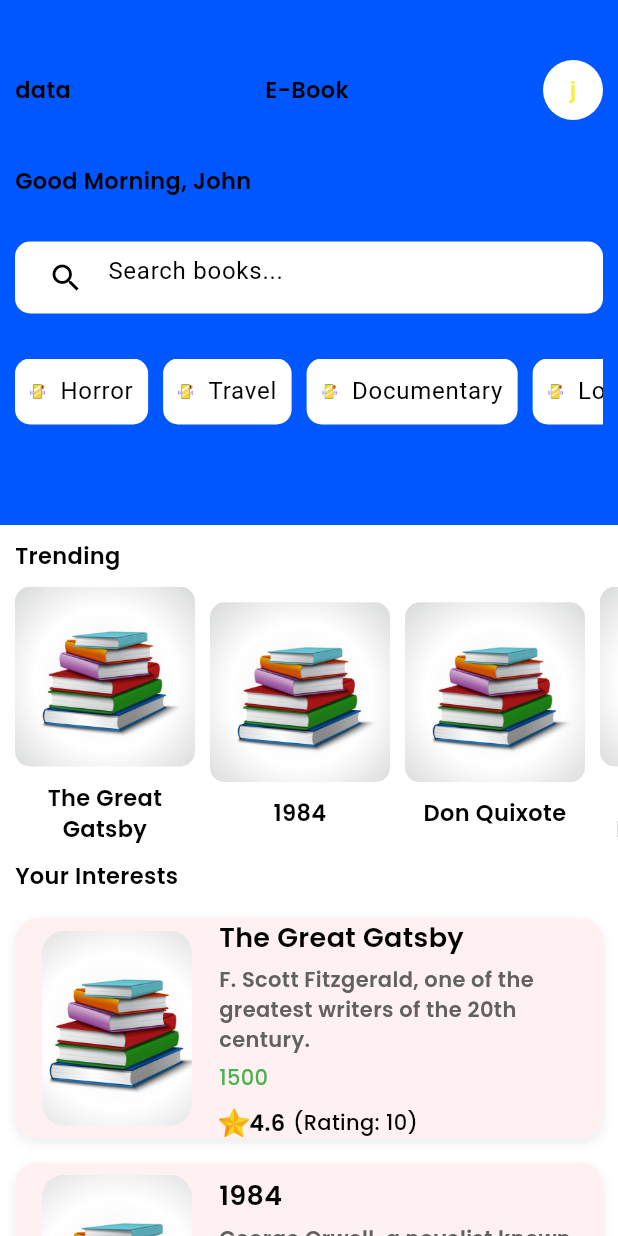
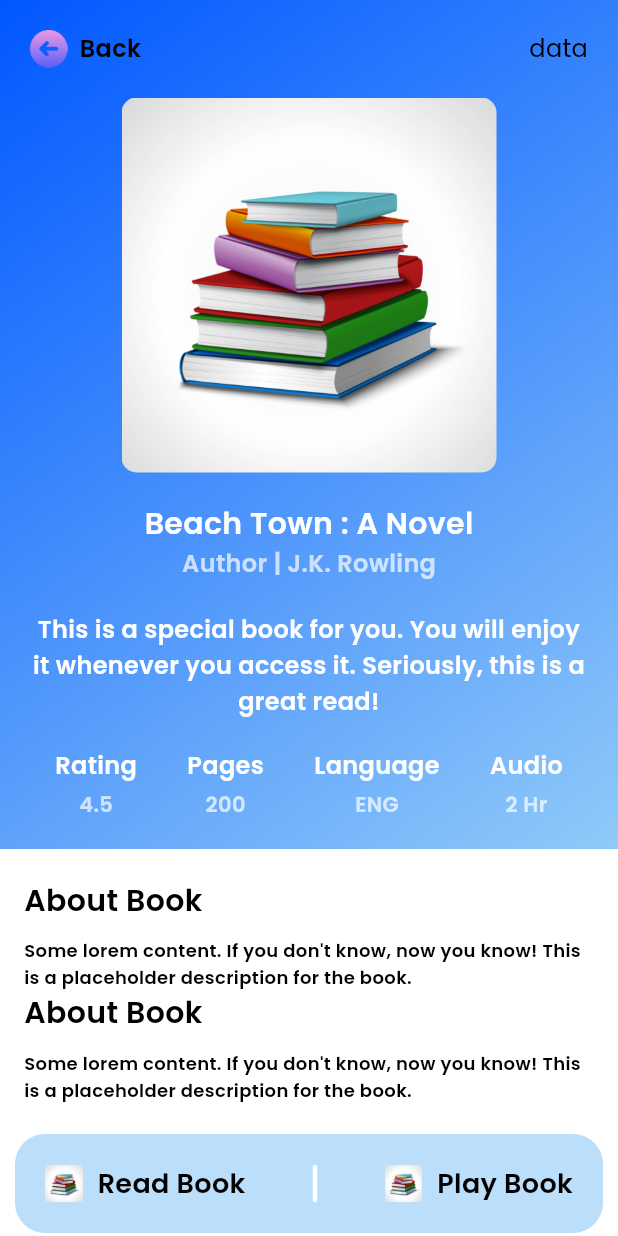
Before and after one commit to jawwad0931/Flutter-Book-App, a Flutter app: the screen it shows after launch, after a tap on "Continue", after a tap on "The Great Gatsby", on a phone screen of 412 x 824 dp. Run offline on Flutter 3.47's test engine with Material 3 defaults, Android fonts, the light colour scheme and no system bars; our stand-ins replace get.

Commit message:
late night

```diff
--- /dev/null
+++ b/lib/Components/BackButton.dart
@@ -0,0 +1,43 @@
+import 'package:flutter/material.dart';
+import 'package:get/get.dart';
+
+class MyBackButton extends StatelessWidget {
+  const MyBackButton({super.key});
+
+  @override
+  Widget build(BuildContext context) {
+    return InkWell(
+      onTap: () {
+        // yeh get basically routing ka kaam kar raha hai
+        Get.back();
+      },
+      child: Row(
+        children: [
+          Image.asset(
+            "Assets/icons/backs.png",
+            height: 25,
+            width: 25,
+          ),
+          const SizedBox(
+            width: 8, // Add some space between the icon and text
+          ),
+          const Text(
+            "Back",
+            style: TextStyle(
+              fontSize: 16, // Customize the font size
+              fontWeight: FontWeight.bold, // Optional: Make the text bold
+            ),
+          ),
+          const Spacer(), // Pushes the following text to the right
+          const Text(
+            "data",
+            style: TextStyle(
+              fontSize: 16, // Customize the font size
+              fontWeight: FontWeight.normal, // Optional: Adjust text styling
+            ),
+          ),
+        ],
+      ),
+    );
+  }
+}
--- a/lib/Components/PrimaryButton.dart
+++ b/lib/Components/PrimaryButton.dart
@@ -11,7 +11,7 @@ class Primarybutton extends StatelessWidget {
       onTap: onTap,
       child: Container(
         height: 30,
-        padding: EdgeInsets.all(5),
+        padding: const EdgeInsets.all(5),
         decoration: BoxDecoration(
           color: Theme.of(context).colorScheme.primary,
         ),
--- a/lib/Models/bookModel.dart
+++ b/lib/Models/bookModel.dart
@@ -87,22 +87,22 @@ class BookModel {
   }
 
   Map<String, dynamic> toJson() {
-    final Map<String, dynamic> _data = <String, dynamic>{};
-    _data["id"] = id;
-    _data["title"] = title;
-    _data["description"] = description;
-    _data["rating"] = rating;
-    _data["pages"] = pages;
-    _data["language"] = language;
-    _data["audioLen"] = audioLen;
-    _data["author"] = author;
-    _data["aboutAuthor"] = aboutAuthor;
-    _data["bookurl"] = bookurl;
-    _data["audiourl"] = audiourl;
-    _data["category"] = category;
-    _data["price"] = price;
-    _data["numberofRating"] = numberofRating;
-    _data["coverUrl"] = coverUrl; // Add coverUrl to JSON
-    return _data;
+    final Map<String, dynamic> data = <String, dynamic>{};
+    data["id"] = id;
+    data["title"] = title;
+    data["description"] = description;
+    data["rating"] = rating;
+    data["pages"] = pages;
+    data["language"] = language;
+    data["audioLen"] = audioLen;
+    data["author"] = author;
+    data["aboutAuthor"] = aboutAuthor;
+    data["bookurl"] = bookurl;
+    data["audiourl"] = audiourl;
+    data["category"] = category;
+    data["price"] = price;
+    data["numberofRating"] = numberofRating;
+    data["coverUrl"] = coverUrl; // Add coverUrl to JSON
+    return data;
   }
 }
--- /dev/null
+++ b/lib/Pages/BookDetails/BookActionBtn.dart
@@ -0,0 +1,73 @@
+import 'package:bookstore_app/Pages/BookPage/Bookpage.dart';
+import 'package:flutter/material.dart';
+import 'package:get/get.dart';
+import 'package:get/get_core/src/get_main.dart';
+
+class BookActionBtn extends StatelessWidget {
+  const BookActionBtn({super.key});
+
+  @override
+  Widget build(BuildContext context) {
+    return Container(
+      decoration: BoxDecoration(
+        color: Colors.blue.shade100,
+        borderRadius: BorderRadius.circular(20), // Add border radius
+      ),
+      padding: const EdgeInsets.all(20),
+      child: Row(
+        mainAxisAlignment: MainAxisAlignment.spaceBetween, // Space items apart
+        children: [
+          // First Image and Text
+          InkWell(
+            onTap: () {
+              Get.to(const BookPage());
+            },
+            child: Row(
+              children: [
+                Image.asset(
+                  "Assets/images/4735.jpg",
+                  width: 25,
+                  height: 25,
+                ),
+                const SizedBox(width: 10), // Space between image and text
+                const Text(
+                  "Read Book",
+                  style: TextStyle(
+                    fontSize: 18, // Adjust font size if needed
+                    fontWeight: FontWeight.bold, // Make the text bold
+                  ),
+                ),
+              ],
+            ),
+          ),
+          Container(
+            height: 25,
+            width: 3,
+            decoration: BoxDecoration(
+              color: Colors.white,
+              borderRadius: BorderRadius.circular(10),
+            ),
+          ),
+          // Second Image and Text
+          Row(
+            children: [
+              Image.asset(
+                "Assets/images/4735.jpg",
+                width: 25,
+                height: 25,
+              ),
+              const SizedBox(width: 10), // Space between image and text
+              const Text(
+                "Play Book",
+                style: TextStyle(
+                  fontSize: 18, // Adjust font size if needed
+                  fontWeight: FontWeight.bold, // Make the text bold
+                ),
+              ),
+            ],
+          ),
+        ],
+      ),
+    );
+  }
+}
--- /dev/null
+++ b/lib/Pages/BookDetails/BookDetail.dart
@@ -0,0 +1,68 @@
+import 'package:bookstore_app/Pages/BookDetails/BookActionBtn.dart';
+import 'package:bookstore_app/Pages/BookDetails/HeaderWidget.dart';
+import 'package:flutter/material.dart';
+
+class BookDetails extends StatelessWidget {
+  const BookDetails({super.key});
+
+  @override
+  Widget build(BuildContext context) {
+    return Scaffold(
+      body: SingleChildScrollView(
+        child: Column(
+          crossAxisAlignment: CrossAxisAlignment.start,
+          children: [
+            // Header Section
+            Container(
+              child: const BookDetailHeader(),
+            ),
+            const SizedBox(height: 20),
+
+            // About Book Section
+            const Padding(
+              padding: EdgeInsets.symmetric(horizontal: 16.0),
+              child: Column(
+                crossAxisAlignment: CrossAxisAlignment.start,
+                children: [
+                  Text(
+                    "About Book",
+                    style: TextStyle(
+                      fontSize: 20,
+                      fontWeight: FontWeight.bold,
+                    ),
+                  ),
+                  SizedBox(height: 10),
+                  Text(
+                    "Some lorem content. If you don't know, now you know! This is a placeholder description for the book.",
+                    style: TextStyle(
+                      fontSize: 12,
+                      height: 1.5, // Improves text readability
+                    ),
+                  ),
+                  // Ye iske neechay  uper wala code hi duplicate kiya gaya hai
+                  Text(
+                    "About Book",
+                    style: TextStyle(
+                      fontSize: 20,
+                      fontWeight: FontWeight.bold,
+                    ),
+                  ),
+                  SizedBox(height: 10),
+                  Text(
+                    "Some lorem content. If you don't know, now you know! This is a placeholder description for the book.",
+                    style: TextStyle(
+                      fontSize: 12,
+                      height: 1.5, // Improves text readability
+                    ),
+                  ),
+                ],
+              ),
+            ),
+            const SizedBox(height: 10),
+            const Padding(padding: EdgeInsets.all(10), child: BookActionBtn())
+          ],
+        ),
+      ),
+    );
+  }
+}
--- /dev/null
+++ b/lib/Pages/BookDetails/HeaderWidget.dart
@@ -0,0 +1,162 @@
+import 'package:bookstore_app/Components/BackButton.dart';
+import 'package:flutter/material.dart';
+
+class BookDetailHeader extends StatelessWidget {
+  const BookDetailHeader({super.key});
+
+  @override
+  Widget build(BuildContext context) {
+    return Column(
+      children: [
+        // Top Section with Back Button, Image, Title, Description, and Details
+        Container(
+          padding: const EdgeInsets.all(20),
+          decoration: BoxDecoration(
+            gradient: LinearGradient(
+              colors: [
+                Theme.of(context).colorScheme.primary,
+                Colors.blue.shade200,
+              ],
+              begin: Alignment.topLeft,
+              end: Alignment.bottomRight,
+            ),
+          ),
+          child: Column(
+            crossAxisAlignment: CrossAxisAlignment.start,
+            children: [
+              const MyBackButton(),
+              const SizedBox(height: 20),
+              Center(
+                child: ClipRRect(
+                  borderRadius: BorderRadius.circular(10),
+                  child: Image.asset(
+                    "Assets/images/4735.jpg",
+                    width: 250,
+                    height: 250,
+                    fit: BoxFit.cover,
+                  ),
+                ),
+              ),
+              const SizedBox(height: 20),
+              const Center(
+                child: Text(
+                  "Beach Town : A Novel",
+                  style: TextStyle(
+                    fontSize: 20,
+                    fontWeight: FontWeight.bold,
+                    color: Colors.white,
+                  ),
+                ),
+              ),
+              const Center(
+                child: Text(
+                  "Author | J.K. Rowling",
+                  style: TextStyle(
+                    fontSize: 16,
+                    color: Colors.white70,
+                  ),
+                ),
+              ),
+              const SizedBox(height: 20),
+              const Text(
+                "This is a special book for you. You will enjoy it whenever you access it. Seriously, this is a great read!",
+                style: TextStyle(
+                  fontSize: 16,
+                  color: Colors.white,
+                  height: 1.5,
+                ),
+                textAlign: TextAlign.center,
+              ),
+              const SizedBox(height: 20),
+              const Row(
+                mainAxisAlignment: MainAxisAlignment.spaceAround,
+                children: [
+                  Column(
+                    children: [
+                      Text(
+                        "Rating",
+                        style: TextStyle(
+                          fontSize: 16,
+                          fontWeight: FontWeight.bold,
+                          color: Colors.white,
+                        ),
+                      ),
+                      SizedBox(height: 4),
+                      Text(
+                        "4.5",
+                        style: TextStyle(
+                          fontSize: 14,
+                          color: Colors.white70,
+                        ),
+                      ),
+                    ],
+                  ),
+                  Column(
+                    children: [
+                      Text(
+                        "Pages",
+                        style: TextStyle(
+                          fontSize: 16,
+                          fontWeight: FontWeight.bold,
+                          color: Colors.white,
+                        ),
+                      ),
+                      SizedBox(height: 4),
+                      Text(
+                        "200",
+                        style: TextStyle(
+                          fontSize: 14,
+                          color: Colors.white70,
+                        ),
+                      ),
+                    ],
+                  ),
+                  Column(
+                    children: [
+                      Text(
+                        "Language",
+                        style: TextStyle(
+                          fontSize: 16,
+                          fontWeight: FontWeight.bold,
+                          color: Colors.white,
+                        ),
+                      ),
+                      SizedBox(height: 4),
+                      Text(
+                        "ENG",
+                        style: TextStyle(
+                          fontSize: 14,
+                          color: Colors.white70,
+                        ),
+                      ),
+                    ],
+                  ),
+                  Column(
+                    children: [
+                      Text(
+                        "Audio",
+                        style: TextStyle(
+                          fontSize: 16,
+                          fontWeight: FontWeight.bold,
+                          color: Colors.white,
+                        ),
+                      ),
+                      SizedBox(height: 4),
+                      Text(
+                        "2 Hr",
+                        style: TextStyle(
+                          fontSize: 14,
+                          color: Colors.white70,
+                        ),
+                      ),
+                    ],
+                  ),
+                ],
+              ),
+            ],
+          ),
+        ),
+      ],
+    );
+  }
+}
--- /dev/null
+++ b/lib/Pages/BookPage/Bookpage.dart
@@ -0,0 +1,28 @@
+import 'package:flutter/material.dart';
+
+class BookPage extends StatefulWidget {
+  const BookPage({super.key});
+
+  @override
+  State<BookPage> createState() => _BookPageState();
+}
+
+class _BookPageState extends State<BookPage> {
+  @override
+  Widget build(BuildContext context) {
+    return Scaffold(
+      appBar: AppBar(
+        leading: const BackButton(
+          color: Color.fromARGB(244, 255, 253, 253),
+        ),
+        backgroundColor: Theme.of(context).colorScheme.primary,
+        title: const Text(
+          "Book Page",
+          style: TextStyle(color: Colors.white),
+        ),
+        centerTitle: true,
+      ),
+      body: const Text("Data"),
+    );
+  }
+}
--- a/lib/Pages/HomePage/HomePage.dart
+++ b/lib/Pages/HomePage/HomePage.dart
@@ -1,11 +1,14 @@
 import 'package:bookstore_app/Components/BookCard.dart';
 import 'package:bookstore_app/Components/BookTile.dart';
 import 'package:bookstore_app/Models/Data.dart';
+import 'package:bookstore_app/Pages/BookDetails/BookDetail.dart';
 import 'package:bookstore_app/Pages/HomePage/widget/Appbar.dart';
 import 'package:bookstore_app/Pages/HomePage/widget/categorywidget.dart';
 import 'package:bookstore_app/Pages/HomePage/widget/greeting.dart';
 import 'package:bookstore_app/Pages/HomePage/widget/myInputfield.dart';
 import 'package:flutter/material.dart';
+import 'package:get/get.dart';
+import 'package:get/get_core/src/get_main.dart';
 
 class HomePage extends StatelessWidget {
   const HomePage({super.key});
@@ -68,7 +71,9 @@ class HomePage extends StatelessWidget {
                     .map((e) => BookCard(
                           coverUrl: e.coverUrl!,
                           title: e.title!,
-                          onTap: () {},
+                          onTap: () {
+                            Get.to(const BookDetails());
+                          },
                         ))
                     .toList(),
               ),
--- a/lib/Pages/HomePage/widget/Appbar.dart
+++ b/lib/Pages/HomePage/widget/Appbar.dart
@@ -12,10 +12,10 @@ class HomeAppBar extends StatelessWidget {
         // SvgPicture.asset(
         //   "assets/images/4735.svg",
         // )
-        Text("data"),
-        Text("E-Book"),
+        const Text("data"),
+        const Text("E-Book"),
         CircleAvatar(
-          backgroundColor: Theme.of(context).colorScheme.background,
+          backgroundColor: Theme.of(context).colorScheme.surface,
           child: const Text("j",
               style: TextStyle(
                 color: Colors.yellow,
--- a/lib/Pages/HomePage/widget/categoryWidget.dart
+++ b/lib/Pages/HomePage/widget/categoryWidget.dart
@@ -15,7 +15,7 @@ class CategoryWidget extends StatelessWidget {
         child: Container(
           padding: const EdgeInsets.all(10),
           decoration: BoxDecoration(
-            color: Color.fromARGB(255, 255, 255, 255),
+            color: const Color.fromARGB(255, 255, 255, 255),
             borderRadius: BorderRadius.circular(10),
           ),
           child: Row(
--- a/lib/Pages/WelcomePage.dart
+++ b/lib/Pages/WelcomePage.dart
@@ -13,7 +13,7 @@ class MyHomePage extends StatelessWidget {
         children: [
           Container(
             height: 500,
-            padding: EdgeInsets.all(20),
+            padding: const EdgeInsets.all(20),
             color: Theme.of(context).colorScheme.primary,
             child: Row(
               mainAxisAlignment: MainAxisAlignment.center,
@@ -26,7 +26,7 @@ class MyHomePage extends StatelessWidget {
                         'Assets/images/4735.jpg',
                         width: 300,
                       ),
-                      SizedBox(
+                      const SizedBox(
                         height: 40,
                       ),
                       Text(
@@ -36,7 +36,7 @@ class MyHomePage extends StatelessWidget {
                                   color: Colors.white,
                                 ),
                       ),
-                      SizedBox(
+                      const SizedBox(
                         height: 10,
                       ),
                       Flexible(
@@ -59,7 +59,7 @@ class MyHomePage extends StatelessWidget {
             padding: const EdgeInsets.all(10),
             child: Column(
               children: [
-                SizedBox(height: 30),
+                const SizedBox(height: 30),
                 Row(
                   mainAxisAlignment: MainAxisAlignment.center,
                   children: [
@@ -85,7 +85,7 @@ class MyHomePage extends StatelessWidget {
             child: Primarybutton(
                 btnName: "Continue",
                 onTap: () {
-                  Get.offAll(HomePage());
+                  Get.offAll(const HomePage());
                 }),
           ),
         ],
```
Also changed, not shown: Assets/icons/backs.png (added), Assets/icons/heart.png (added), Assets/icons/reading-book.png (added).
